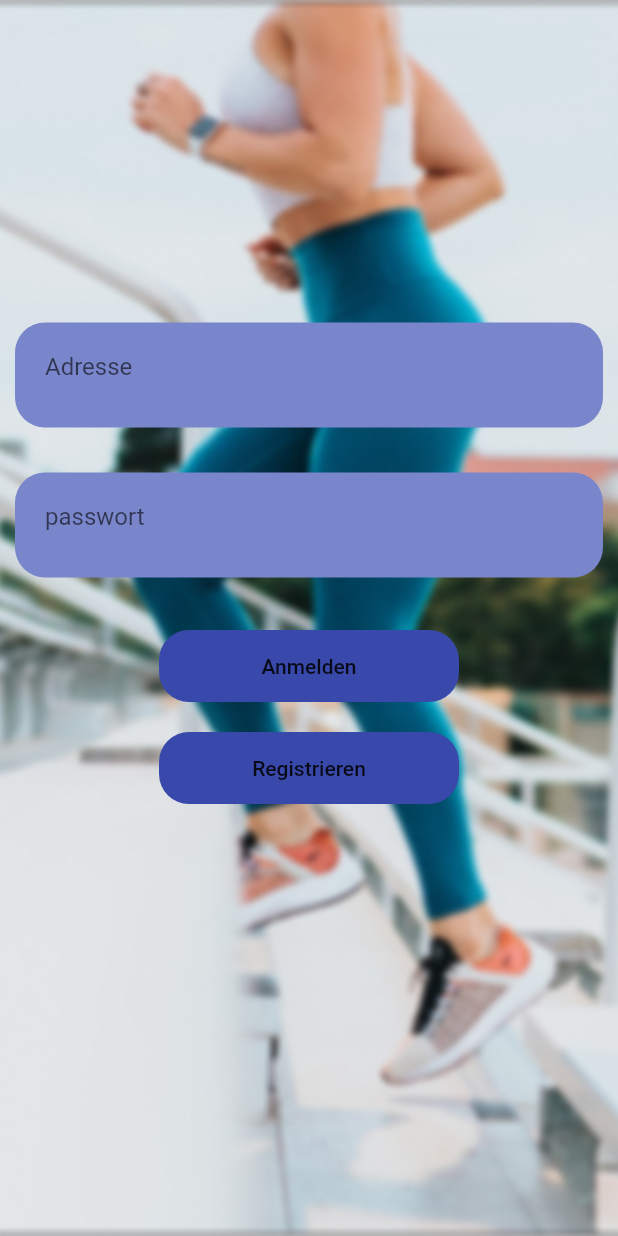
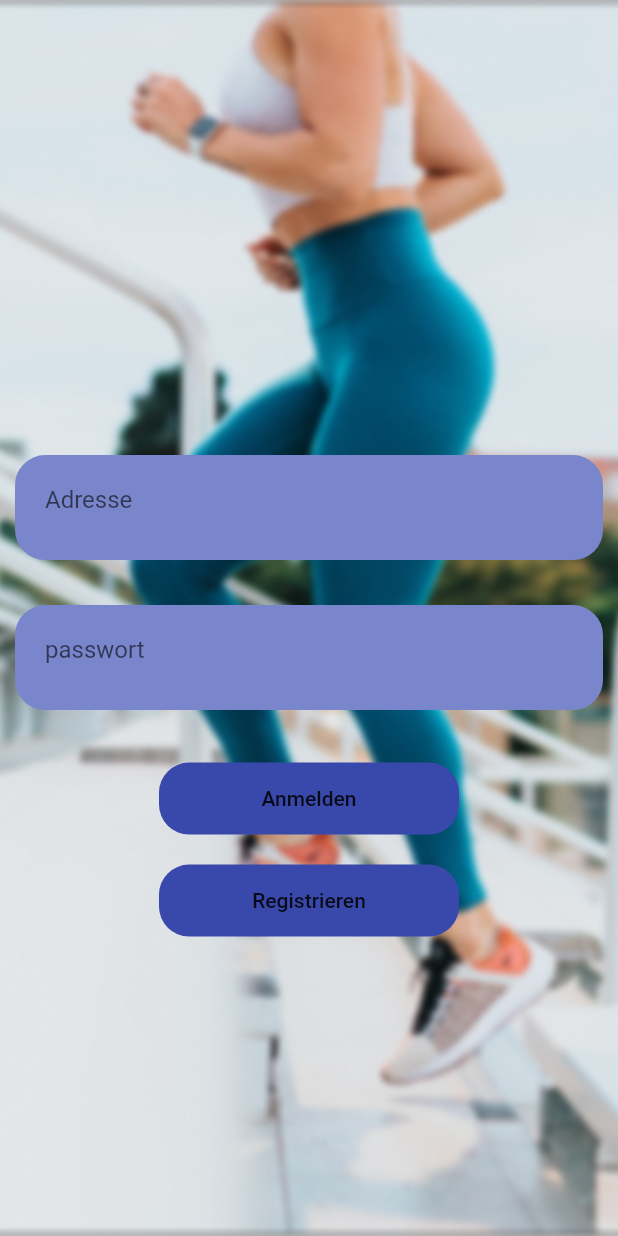
Before and after one commit to FatimazohraSaghiri/my_coach, a Flutter app: the screen it shows after launch, on a phone screen of 412 x 824 dp. Run offline on Flutter 3.47's test engine with Material 2 defaults, Android fonts, the phone set to English and light mode, and no system bars; our stand-ins replace flutter_screenutil, flutter_slidable, fluttertoast, smooth_star_rating; missing offline and left inert: comment_box, dart:ffi.

Commit message:
Screen Anppassungen kleine änderungen in dem design der klassen

```diff
--- a/lib/Screens/Kommentare.dart
+++ b/lib/Screens/Kommentare.dart
@@ -283,7 +283,7 @@ Future aktualisiereKommentar(id) async{
         child: ListTile(
           title: Row(
             children:[
-              Flexible(child: Container(  height: 50,
+              Flexible(child: Container(
                 margin: EdgeInsets.all(25),
                 decoration: BoxDecoration(
                   color: Colors.white24,
--- a/lib/Screens/anmelden.dart
+++ b/lib/Screens/anmelden.dart
@@ -1,5 +1,6 @@
 import 'package:flutter/cupertino.dart';
 import 'package:flutter/material.dart';
+import 'package:flutter/painting.dart';
 import 'package:fluttertoast/fluttertoast.dart';
 import 'package:my_coach/Models/Benutzer.dart';
 import 'package:my_coach/Screens/Mainview.dart';
@@ -8,6 +9,7 @@ import 'package:my_coach/Widgets/Backgroundpicture.dart';
 import 'package:http/http.dart' as http;
 import 'dart:async';
 import 'dart:convert';
+import 'package:flutter_screenutil/flutter_screenutil.dart';
 
 class anmelden extends StatefulWidget {
   const anmelden({Key? key}) : super(key: key);
@@ -33,6 +35,7 @@ late String currentuser;
       print(dto);
     } catch(err){}
   }
+
 
   Future signin() async {
     try {
@@ -67,16 +70,22 @@ late String currentuser;
 
   @override
   Widget build(BuildContext context) {
+     return ScreenUtilInit(
+        designSize: const Size(360, 690),
+    minTextAdapt: true,
+    splitScreenMode: true,
+    builder: (context , child) {
     return Stack(
       children: [
         BackgroundWidget(),
         Scaffold(
           backgroundColor: Colors.transparent,
           body: SafeArea(
+        child: SingleChildScrollView(
             child: Column(
               children: [
                 SizedBox(
-                  height: 200,
+                  height: MediaQuery.of(context).size.height * 0.35,
                 ),
                 Container(
                   child: Column(
@@ -181,7 +190,7 @@ late String currentuser;
             ),
           ),
         ),
-      ],
+        ),],
     );
-  }
-}
+  });
+  }}
--- a/pubspec.yaml
+++ b/pubspec.yaml
@@ -57,7 +57,7 @@ dev_dependencies:
   flutter_lints: ^1.0.0
   build_runner: ^2.1.7
   json_serializable: ^6.1.4
-
+  flutter_screenutil: ^5.5.3+2
 
 # For information on the generic Dart part of this file, see the
 # following page: https://dart.dev/tools/pub/pubspec
```
Also changed, not shown: lib/Screens/Beitraege.dart (+8 -1 lines), lib/Screens/Mainview.dart (+31 -24 lines), lib/Screens/Userprofile.dart (+20 -16 lines), pubspec.lock.
